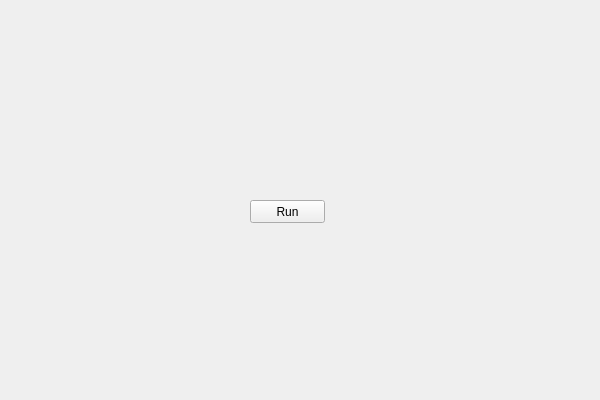
The window that ty/tywidget.ui (karoyqiu/ty) describes before a commit, drawn with Qt 5.
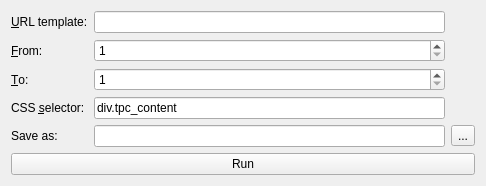
The same window after the commit.

The edit to the form file:
```diff
--- a/ty/tywidget.ui
+++ b/ty/tywidget.ui
@@ -6,23 +6,113 @@
    <rect>
     <x>0</x>
     <y>0</y>
-    <width>600</width>
-    <height>400</height>
+    <width>486</width>
+    <height>173</height>
    </rect>
   </property>
-  <widget class="QPushButton" name="buttonRun">
-   <property name="geometry">
-    <rect>
-     <x>250</x>
-     <y>200</y>
-     <width>75</width>
-     <height>23</height>
-    </rect>
-   </property>
-   <property name="text">
-    <string>Run</string>
-   </property>
-  </widget>
+  <layout class="QVBoxLayout" name="verticalLayout">
+   <item>
+    <layout class="QGridLayout" name="gridLayout">
+     <item row="0" column="0">
+      <widget class="QLabel" name="labelTemplate">
+       <property name="text">
+        <string>&amp;URL template:</string>
+       </property>
+       <property name="buddy">
+        <cstring>editUrl</cstring>
+       </property>
+      </widget>
+     </item>
+     <item row="0" column="1">
+      <widget class="QLineEdit" name="editUrl"/>
+     </item>
+     <item row="1" column="0">
+      <widget class="QLabel" name="labelFrom">
+       <property name="text">
+        <string>&amp;From:</string>
+       </property>
+       <property name="buddy">
+        <cstring>spinFrom</cstring>
+       </property>
+      </widget>
+     </item>
+     <item row="1" column="1">
+      <widget class="QSpinBox" name="spinFrom">
+       <property name="minimum">
+        <number>1</number>
+       </property>
+       <property name="maximum">
+        <number>65535</number>
+       </property>
+      </widget>
+     </item>
+     <item row="2" column="0">
+      <widget class="QLabel" name="labelTo">
+       <property name="text">
+        <string>&amp;To:</string>
+       </property>
+       <property name="buddy">
+        <cstring>spinTo</cstring>
+       </property>
+      </widget>
+     </item>
+     <item row="2" column="1">
+      <widget class="QSpinBox" name="spinTo">
+       <property name="minimum">
+        <number>1</number>
+       </property>
+       <property name="maximum">
+        <number>65535</number>
+       </property>
+      </widget>
+     </item>
+     <item row="3" column="0">
+      <widget class="QLabel" name="labelSelector">
+       <property name="text">
+        <string>CSS &amp;selector:</string>
+       </property>
+       <property name="buddy">
+        <cstring>editSelector</cstring>
+       </property>
+      </widget>
+     </item>
+     <item row="3" column="1">
+      <widget class="QLineEdit" name="editSelector">
+       <property name="text">
+        <string notr="true">div.tpc_content</string>
+       </property>
+      </widget>
+     </item>
+     <item row="4" column="0">
+      <widget class="QLabel" name="labelSave">
+       <property name="text">
+        <string>Save as:</string>
+       </property>
+       <property name="buddy">
+        <cstring>editFilename</cstring>
+       </property>
+      </widget>
+     </item>
+     <item row="4" column="1">
+      <widget class="QLineEdit" name="editFilename"/>
+     </item>
+     <item row="4" column="2">
+      <widget class="QToolButton" name="buttonBrowse">
+       <property name="text">
+        <string>...</string>
+       </property>
+      </widget>
+     </item>
+    </layout>
+   </item>
+   <item>
+    <widget class="QPushButton" name="buttonRun">
+     <property name="text">
+      <string>Run</string>
+     </property>
+    </widget>
+   </item>
+  </layout>
  </widget>
  <layoutdefault spacing="6" margin="11"/>
  <resources>
```
Left out of the diff: 9 changed lines with no effect on the pictures.
